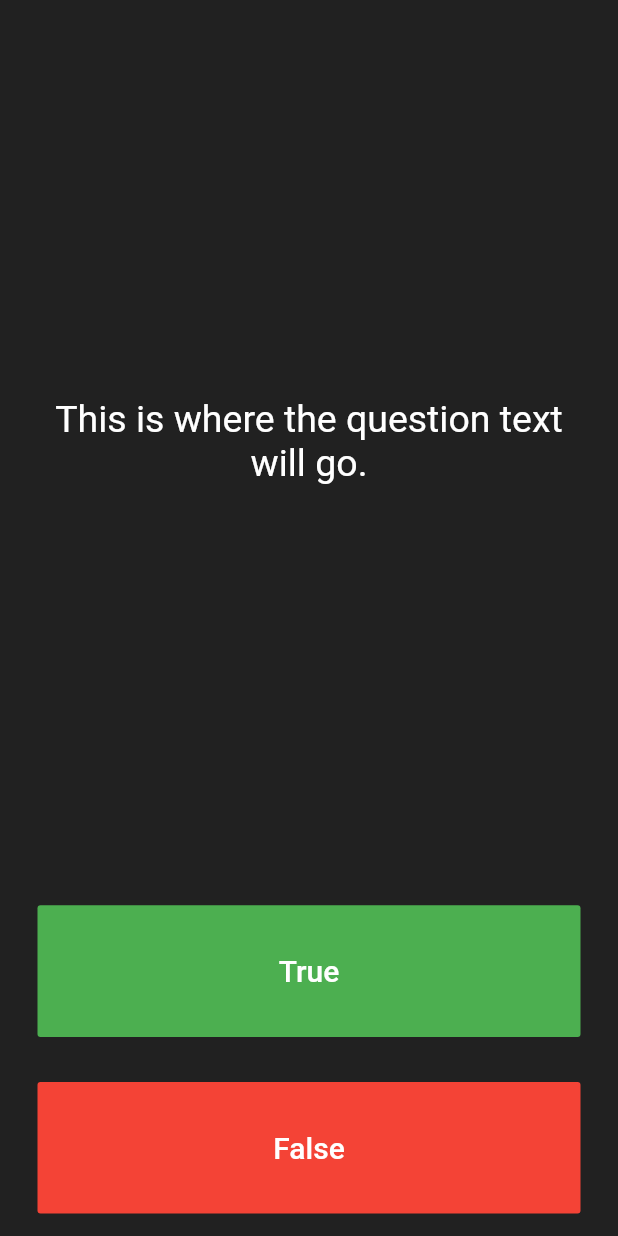
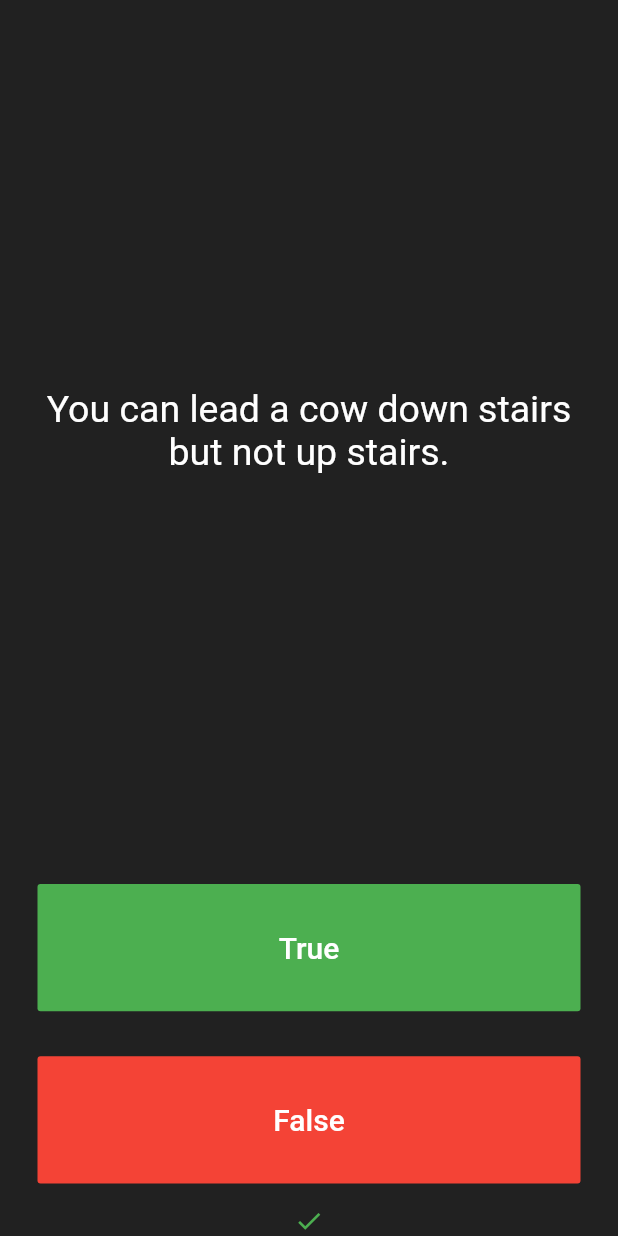
Before and after one commit to harjotsingh1999/quizzler_flutter, a Flutter app: the screen it shows after launch, after a tap on "True", on a phone screen of 412 x 824 dp. Run offline on Flutter 3.47's test engine with Material 2 defaults, Android fonts, the phone set to English and light mode, and no system bars; our stand-ins replace rflutter_alert.

Commit message:
Added an alert dialog as the quiz ends resetting everything

```diff
--- a/lib/main.dart
+++ b/lib/main.dart
@@ -1,6 +1,11 @@
+import 'package:flutter/cupertino.dart';
 import 'package:flutter/material.dart';
+import 'package:quizzler/questions.dart';
+import 'package:rflutter_alert/rflutter_alert.dart';
 
 void main() => runApp(Quizzler());
+
+Questions questions = new Questions();
 
 class Quizzler extends StatelessWidget {
   @override
@@ -25,6 +30,34 @@ class QuizPage extends StatefulWidget {
 }
 
 class _QuizPageState extends State<QuizPage> {
+  List<Icon> scores = [];
+
+  void updateScore(bool userSelectedAnswer) {
+    bool correctAns = questions.getAnswer();
+    setState(() {
+      if (questions.moreQuestionsAvailable()) {
+        if (userSelectedAnswer == correctAns) {
+          scores.add(Icon(
+            Icons.check,
+            size: 20,
+            color: Colors.green,
+          ));
+        } else {
+          scores.add(Icon(
+            Icons.clear,
+            size: 20,
+            color: Colors.red,
+          ));
+        }
+        questions.getNextQuestion();
+      } else {
+        Alert(context: context, title: "Finished", desc: "You have reached the end of the quiz!").show();
+        questions.reset();
+        scores.clear();
+      }
+    });
+  }
+
   @override
   Widget build(BuildContext context) {
     return Column(
@@ -37,7 +70,7 @@ class _QuizPageState extends State<QuizPage> {
             padding: EdgeInsets.all(10.0),
             child: Center(
               child: Text(
-                'This is where the question text will go.',
+                questions.getQuestion(),
                 textAlign: TextAlign.center,
                 style: TextStyle(
                   fontSize: 25.0,
@@ -61,7 +94,7 @@ class _QuizPageState extends State<QuizPage> {
                 ),
               ),
               onPressed: () {
-                //The user picked true.
+                updateScore(true);
               },
             ),
           ),
@@ -79,23 +112,13 @@ class _QuizPageState extends State<QuizPage> {
                 ),
               ),
               onPressed: () {
-                //The user picked false.
+                updateScore(false);
               },
             ),
           ),
         ),
-        Row(
-          children: <Widget>[
-
-          ],
-        ),
+        Row(mainAxisAlignment: MainAxisAlignment.center, children: scores),
       ],
     );
   }
 }
-
-/*
-question1: 'You can lead a cow down stairs but not up stairs.', false,
-question2: 'Approximately one quarter of human bones are in the feet.', true,
-question3: 'A slug\'s blood is green.', true,
-*/
--- /dev/null
+++ b/lib/questions.dart
@@ -0,0 +1,64 @@
+class Question {
+  String mQuestion;
+  bool mAnswer;
+
+  Question(String question, bool answer) {
+    this.mQuestion = question;
+    this.mAnswer = answer;
+  }
+}
+
+class Questions {
+  int _index = 0;
+  List<Question> _questions = [
+    Question('Some cats are actually allergic to humans', true),
+    Question('You can lead a cow down stairs but not up stairs.', false),
+    Question('Approximately one quarter of human bones are in the feet.', true),
+    Question('A slug\'s blood is green.', true),
+    Question('Buzz Aldrin\'s mother\'s maiden name was \"Moon\".', true),
+    Question('It is illegal to pee in the Ocean in Portugal.', true),
+    Question(
+        'No piece of square dry paper can be folded in half more than 7 times.',
+        false),
+    Question(
+        'In London, UK, if you happen to die in the House of Parliament, you are technically entitled to a state funeral, because the building is considered too sacred a place.',
+        true),
+    Question(
+        'The loudest sound produced by any animal is 188 decibels. That animal is the African Elephant.',
+        false),
+    Question(
+        'The total surface area of two human lungs is approximately 70 square metres.',
+        true),
+    Question('Google was originally called \"Backrub\".', true),
+    Question(
+        'Chocolate affects a dog\'s heart and nervous system; a few ounces are enough to kill a small dog.',
+        true),
+    Question(
+        'In West Virginia, USA, if you accidentally hit an animal with your car, you are free to take it home to eat.',
+        true),
+  ];
+  void getNextQuestion() {
+    if (_index < _questions.length - 1) {
+      _index += 1;
+    }
+  }
+  bool moreQuestionsAvailable()
+  {
+    if (_index < _questions.length - 1) {
+      return true;
+    }
+    return false;
+  }
+
+  String getQuestion() {
+    return _questions[_index].mQuestion;
+  }
+
+  bool getAnswer() {
+    return _questions[_index].mAnswer;
+  }
+  void reset()
+  {
+    _index=0;
+  }
+}
--- a/pubspec.yaml
+++ b/pubspec.yaml
@@ -15,6 +15,7 @@ environment:
 dependencies:
   flutter:
     sdk: flutter
+  rflutter_alert: ^1.0.3
 
   # The following adds the Cupertino Icons font to your application.
   # Use with the CupertinoIcons class for iOS style icons.
```
